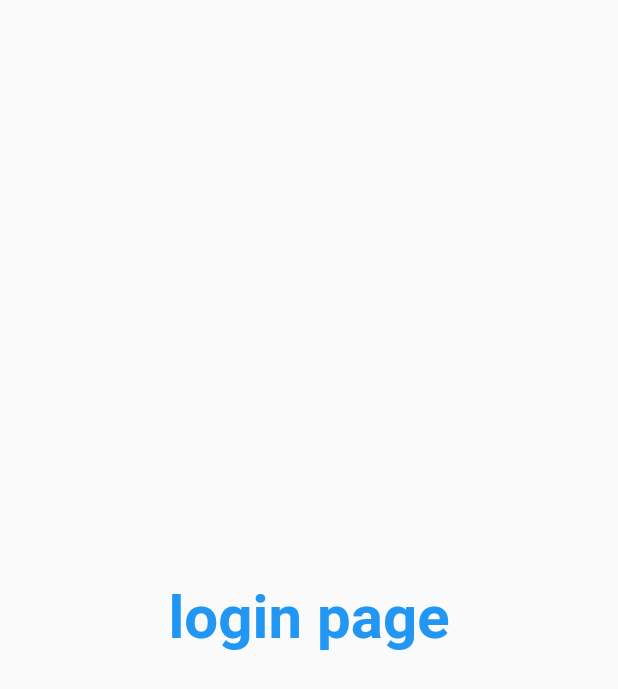
After one commit to kiritoInd/CatalogFlutterApp, a Flutter app: the screen it shows after launch, on a phone screen of 412 x 824 dp. The commit adds this screen. Shown: the top 689 px of the screen. Run offline on Flutter 3.47's test engine with Material 2 defaults, Android fonts, the phone set to English and light mode, and no system bars.

Commit message:
day3 done

```diff
--- /dev/null
+++ b/lib/login_Page.dart
@@ -0,0 +1,19 @@
+import 'package:flutter/material.dart';
+
+class LoginPage extends StatelessWidget {
+  @override
+  Widget build(BuildContext context) {
+    return Material(
+      child: Center(
+        child: Text(
+          "login page",
+          style: TextStyle(
+            fontSize: 40,
+            color: Colors.blue,
+            fontWeight: FontWeight.bold,
+          ),
+        ),
+      ),
+    );
+  }
+}
--- a/lib/main.dart
+++ b/lib/main.dart
@@ -1,5 +1,6 @@
 import 'package:flutter/material.dart';
 import "HomePage.dart";
+import 'login_Page.dart';
 
 void main() {
   runApp(MyApp());
@@ -9,7 +10,17 @@ class MyApp extends StatelessWidget {
   @override
   Widget build(BuildContext context) {
     return MaterialApp(
-      home: HomePage(),
+      // home: HomePage(),
+      themeMode: ThemeMode.light,
+      theme: ThemeData(primarySwatch: Colors.deepPurple),
+      darkTheme: ThemeData(
+        brightness: Brightness.dark,
+      ),
+      routes: {
+        "/": (context) => LoginPage(),
+        "/home": (context) => HomePage(),
+        "/login": (context) => LoginPage(),
+      },
     );
   }
 }
```
